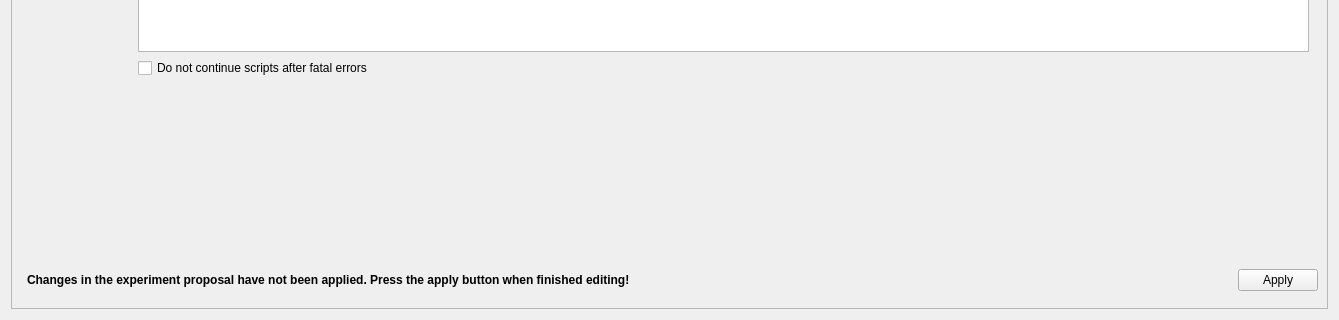
Before: the Qt Designer form nicos_ess/gui/panels/ui_files/setup_exp.ui in ebadkamil/nicos, drawn with Qt 5; both pictures show x 0 to 1339 and y 463 to 783 of the 1339 by 783 pixel window.
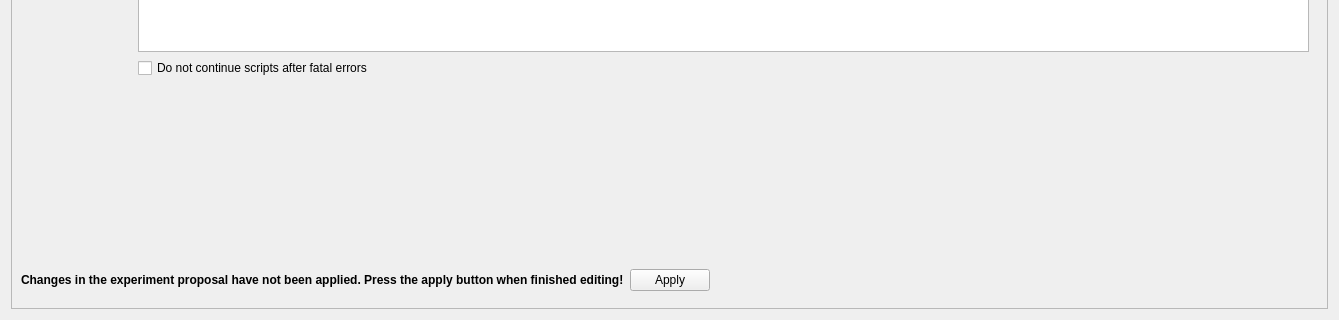
After: the same form once the commit is applied.

Commit message: Changing layout format

The edit to the form file:
```diff
--- a/nicos_ess/gui/panels/ui_files/setup_exp.ui
+++ b/nicos_ess/gui/panels/ui_files/setup_exp.ui
@@ -22,8 +22,8 @@
      <property name="frameShadow">
       <enum>QFrame::Raised</enum>
      </property>
-     <layout class="QFormLayout" name="formLayout">
-      <item row="0" column="0" colspan="2">
+     <layout class="QGridLayout" name="gridLayout_2">
+      <item row="0" column="0">
        <widget class="QWidget" name="newBox" native="true">
         <layout class="QGridLayout" name="gridLayout_3">
          <item row="0" column="0" colspan="2">
@@ -74,7 +74,7 @@
         </layout>
        </widget>
       </item>
-      <item row="1" column="0" colspan="2">
+      <item row="1" column="0">
        <widget class="QWidget" name="dataBox" native="true">
         <layout class="QVBoxLayout" name="verticalLayout_2">
          <item>
@@ -259,7 +259,7 @@
         </property>
        </spacer>
       </item>
-      <item row="3" column="1">
+      <item row="3" column="0">
        <layout class="QHBoxLayout" name="horizontalLayout_2">
         <property name="bottomMargin">
          <number>8</number>
@@ -286,7 +286,10 @@
         <item>
          <widget class="QDialogButtonBox" name="buttonBox">
           <property name="layoutDirection">
-           <enum>Qt::LeftToRight</enum>
+           <enum>Qt::RightToLeft</enum>
+          </property>
+          <property name="orientation">
+           <enum>Qt::Horizontal</enum>
           </property>
           <property name="standardButtons">
            <set>QDialogButtonBox::Apply</set>
```
